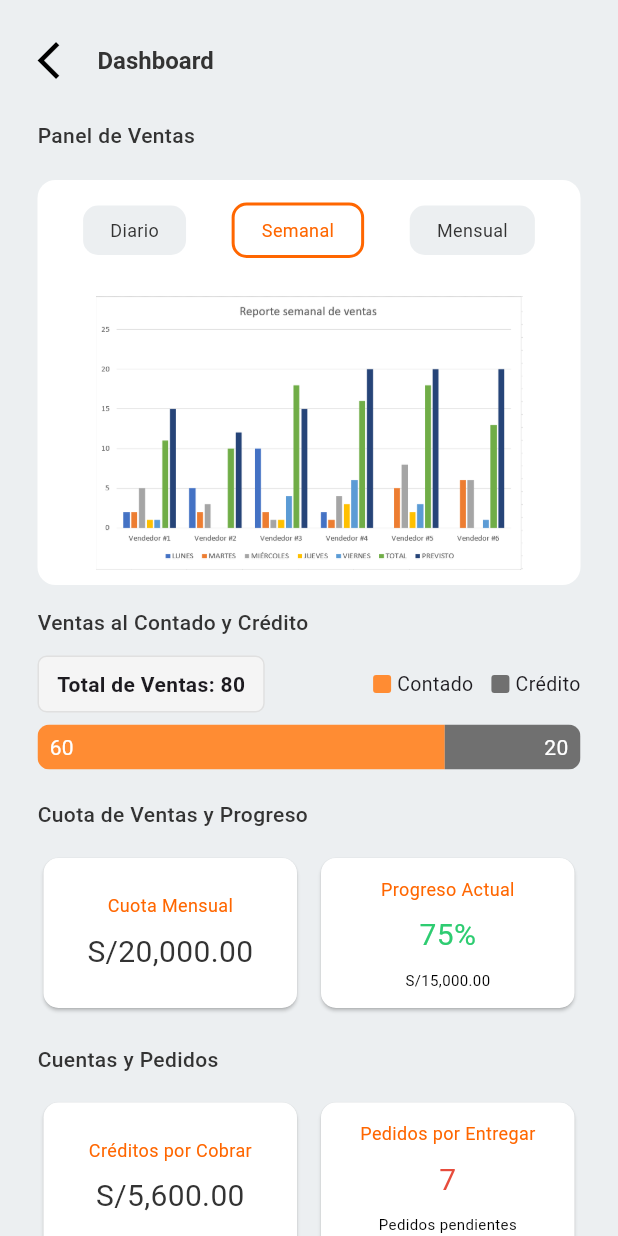
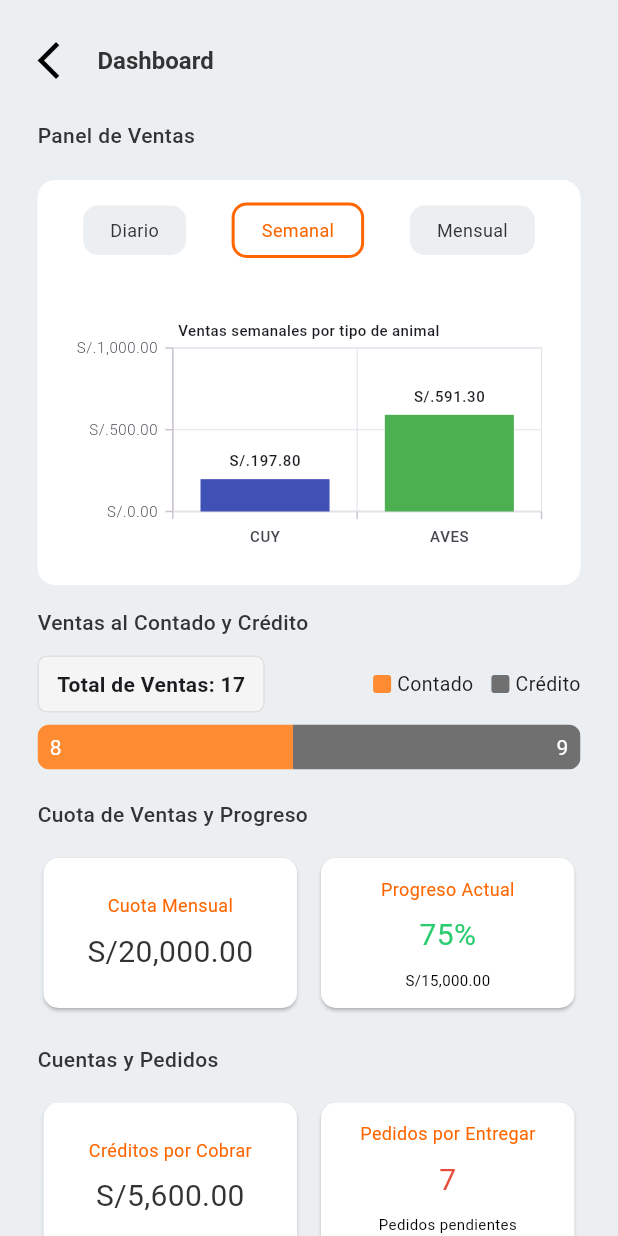
Before and after one commit to digitech-corp/SIGAB, a Flutter app: the DashboardScreen screen opened directly, after a tap on "Semanal", on a phone screen of 412 x 824 dp. Run offline on Flutter 3.47's test engine with Material 3 defaults, Android fonts, the phone set to English and light mode, and no system bars; our stand-ins replace geocoding, google_maps_flutter, image_picker, shared_preferences, syncfusion_flutter_charts; missing offline and left inert: dart:ffi; accounts and stored records are empty; Roboto replaces fonts that are missing (Montserrat); statements that could not run were skipped.

Commit message:
Implementación de gráficos para pedidos semanales y pedidos mensuales, desarrollo de cartas con total de pedidos y créditos pendientes

```diff
--- a/lib/main.dart
+++ b/lib/main.dart
@@ -8,7 +8,6 @@ import 'package:balanced_foods/providers/products_provider.dart';
 import 'package:balanced_foods/providers/provinces_provider.dart';
 import 'package:balanced_foods/providers/users_provider.dart';
 import 'package:balanced_foods/screens/front_page_screen.dart';
-import 'package:balanced_foods/screens/modulo_dashboard/chart_daily.dart';
 import 'package:flutter/material.dart';
 import 'package:provider/provider.dart';
 
--- a/lib/providers/orders_provider.dart
+++ b/lib/providers/orders_provider.dart
@@ -20,7 +20,6 @@ class OrdersProvider extends ChangeNotifier{
       if (useLocalData) {
         final data = await loadJsonFromAssets('assets/datos/orders.json');
         orders = List<Order>.from(data['orders'].map((order) => Order.fromJSON(order)));
-        print("Cantidad de pedidos: ${orders.length}");
       } else {
         final url = Uri.parse('http://10.0.2.2:12346/orders');
         final response = await http.get(url);
--- a/lib/screens/modulo_cobranzas/collection_screen.dart
+++ b/lib/screens/modulo_cobranzas/collection_screen.dart
@@ -104,7 +104,6 @@ class _CreditosCardState extends State<CreditosCard> {
     final ordersProvider = Provider.of<OrdersProvider>(context);
     final orders = ordersProvider.orders;
     final filteredOrders = orders.where((o) => o.paymentState == 'Pendiente').toList();
-    print("Cantidad de pedidos:${filteredOrders.length}");
     final DateTime today = DateTime.now();
 
     // Filtra los pedidos por estado de vencimiento
--- a/lib/screens/modulo_dashboard/chart_daily.dart
+++ b/lib/screens/modulo_dashboard/chart_daily.dart
@@ -1,37 +1,27 @@
+import 'package:balanced_foods/models/order.dart';
+import 'package:balanced_foods/models/product.dart';
 import 'package:flutter/material.dart';
 import 'package:syncfusion_flutter_charts/charts.dart';
 
 class SalesDonutChart extends StatelessWidget {
-  final List<SalesData> data = [
-    SalesData('Bikes', 94.6205, const Color.fromARGB(255, 93, 13, 158)),
-    SalesData('Components', 11.7991, const Color.fromARGB(255, 253, 106, 155)),
-    SalesData('Clothing', 2.1176, const Color.fromARGB(255, 135, 153, 255)),
-  ];
+  final List<SalesData> data;
+
+  const SalesDonutChart({super.key, required this.data});
 
   @override
   Widget build(BuildContext context) {
-    double total = data.fold(0, (sum, item) => sum + item.sales);
-
-    return Scaffold(
-      backgroundColor: Colors.white,
-      body: Center(
-        child: SfCircularChart(
-          margin: EdgeInsets.zero,
-          legend: Legend(isVisible: false),
+    double total = data.fold(0, (sum, item) => sum + item.totalSales);
+    return SfCircularChart(
       annotations: [
         CircularChartAnnotation(
           widget: Column(
             mainAxisSize: MainAxisSize.min,
             children: [
               Text(
-                    '\$${total.toStringAsFixed(2)}M',
-                    style: TextStyle(
-                      fontSize: 20,
-                      fontWeight: FontWeight.bold,
-                      color: Colors.indigo,
+                'S/.${total.toStringAsFixed(2)}',
+                style: const TextStyle(fontSize: 16, fontWeight: FontWeight.w500, color: Colors.indigo),
               ),
-                  ),
-                  Text('Total Sales', style: TextStyle(fontSize: 14)),
+              const Text('Total Ventas', style: TextStyle(fontFamily: 'Montserrat', fontSize: 12)),
             ],
           ),
         )
@@ -39,39 +29,64 @@ class SalesDonutChart extends StatelessWidget {
       series: <CircularSeries>[
         DoughnutSeries<SalesData, String>(
           dataSource: data,
-              xValueMapper: (SalesData d, _) => d.category,
-              yValueMapper: (SalesData d, _) => d.sales,
+          xValueMapper: (SalesData d, _) => d.animalType,
+          yValueMapper: (SalesData d, _) => d.totalSales,
           pointColorMapper: (SalesData d, _) => d.color,
           dataLabelMapper: (SalesData d, _) =>
-                  '${d.category}\n\$${d.sales.toStringAsFixed(4)}M',
-              dataLabelSettings: DataLabelSettings(
+              '${d.animalType}\n\S/.${d.totalSales.toStringAsFixed(2)}',
+          dataLabelSettings: const DataLabelSettings(
             isVisible: true,
-                textStyle: TextStyle(
-                  fontFamily: 'Montserrat',
-                  fontWeight: FontWeight.bold,
-                  fontSize: 12,
-                  color: Colors.black,
-                ),
             labelPosition: ChartDataLabelPosition.outside,
-                connectorLineSettings: ConnectorLineSettings(
-                  type: ConnectorType.curve,
-                  length: '10%',
-                ),
+            connectorLineSettings: ConnectorLineSettings(type: ConnectorType.curve, length: '10%'),
+            textStyle: TextStyle(fontFamily: 'Montserrat', fontWeight: FontWeight.w500, fontSize: 10),
           ),
           radius: '80%',
-              innerRadius: '80%',
+          innerRadius: '75%',
         ),
       ],
-        ),
-      ),
     );
   }
 }
 
+List<SalesData> buildSalesDataByAnimalType(List<Order> orders, List<Product> products) {
+  Map<String, double> salesByAnimalType = {};
+
+  for (var order in orders) {
+    for (var detail in order.details) {
+      final product = products.firstWhere((p) => p.idProduct == detail.idProducto, orElse: () => Product(idProduct: 0, productName: '', animalType: 'Desconocido', productType: '', price: 0, state: false));
+      final animalType = product.animalType;
+
+      salesByAnimalType.update(
+        animalType,
+        (existing) => existing + detail.partialPrice,
+        ifAbsent: () => detail.partialPrice,
+      );
+    }
+  }
+
+  // Asignar colores únicos por tipo (puedes personalizar más)
+  final List<Color> colors = [
+    Colors.green,
+    Colors.orange,
+    Colors.pink,
+    Colors.teal,
+    Colors.blueGrey,
+    Colors.indigo,
+  ];
+
+  int colorIndex = 0;
+
+  return salesByAnimalType.entries.map((entry) {
+    final color = colors[colorIndex % colors.length];
+    colorIndex++;
+    return SalesData(entry.key, entry.value, color);
+  }).toList();
+}
+
 class SalesData {
-  final String category;
-  final double sales;
+  final String animalType;
+  final double totalSales;
   final Color color;
 
-  SalesData(this.category, this.sales, this.color);
+  SalesData(this.animalType, this.totalSales, this.color);
 }
--- /dev/null
+++ b/lib/screens/modulo_dashboard/chart_mounthly.dart
@@ -0,0 +1,116 @@
+import 'package:balanced_foods/models/order.dart';
+import 'package:balanced_foods/models/product.dart';
+import 'package:flutter/material.dart';
+import 'package:syncfusion_flutter_charts/charts.dart';
+import 'package:intl/intl.dart';
+import 'package:intl/date_symbol_data_local.dart';
+
+class MonthlySalesData {
+  final String month;
+  final double total;
+
+  MonthlySalesData(this.month, this.total);
+}
+
+class MonthlyLineChart extends StatelessWidget {
+  final Map<String, List<MonthlySalesData>> dataByAnimalType;
+
+  const MonthlyLineChart({super.key, required this.dataByAnimalType});
+
+  @override
+  Widget build(BuildContext context) {
+    return SfCartesianChart(
+      title: ChartTitle(
+        text: 'Ventas mensuales por tipo de animal',
+        textStyle: const TextStyle(
+          fontFamily: 'Montserrat',
+          fontWeight: FontWeight.w500,
+          fontSize: 10,
+        ),
+      ),
+      primaryXAxis: CategoryAxis(
+        labelStyle: const TextStyle(
+          fontFamily: 'Montserrat',
+          fontWeight: FontWeight.w500,
+          fontSize: 10,
+        ),
+      ),
+      primaryYAxis: NumericAxis(
+        numberFormat: NumberFormat.currency(symbol: 'S/.', decimalDigits: 2),
+        labelStyle: const TextStyle(
+          fontFamily: 'Montserrat',
+          fontWeight: FontWeight.w300,
+          fontSize: 10,
+        ),
+      ),
+      tooltipBehavior: TooltipBehavior(enable: true),
+      legend: Legend(
+        isVisible: true,
+        position: LegendPosition.bottom,
+        orientation: LegendItemOrientation.horizontal,
+        overflowMode: LegendItemOverflowMode.wrap,
+        textStyle: TextStyle(
+          fontFamily: 'Montserrat',
+          fontWeight: FontWeight.w300,
+          fontSize: 9,
+        )
+      ),
+      series: dataByAnimalType.entries.map((entry) {
+        return LineSeries<MonthlySalesData, String>(
+          name: entry.key,
+          dataSource: entry.value,
+          xValueMapper: (MonthlySalesData sales, _) => sales.month,
+          yValueMapper: (MonthlySalesData sales, _) => sales.total,
+          dataLabelSettings: const DataLabelSettings(
+            isVisible: true,
+            textStyle: TextStyle(
+              fontFamily: 'Montserrat',
+              fontWeight: FontWeight.w500,
+              fontSize: 10,
+            )
+          ),
+        );
+      }).toList(),
+    );
+  }
+}
+
+Future<Map<String, List<MonthlySalesData>>> buildSalesDataByAnimalTypeMonthly(
+    List<Order> orders, List<Product> products) async {
+  final now = DateTime.now();
+  await initializeDateFormatting('es', null);
+
+  final Map<String, Map<int, double>> grouped = {};
+
+  for (var order in orders) {
+    if (order.dateCreated == null) continue;
+    final month = order.dateCreated!.month;
+
+    for (var detail in order.details) {
+      final product = products.firstWhere((p) => p.idProduct == detail.idProducto, orElse: () => null!);
+      if (product == null) continue;
+      final animalType = product.animalType; // Ajusta según tu modelo
+
+      grouped.putIfAbsent(animalType, () => {});
+      grouped[animalType]!.update(
+        month,
+        (existing) => existing + detail.partialPrice,
+        ifAbsent: () => detail.partialPrice,
+      );
+    }
+  }
+
+  // Arma los datos por animalType
+  final Map<String, List<MonthlySalesData>> chartData = {};
+  for (var entry in grouped.entries) {
+    final animalType = entry.key;
+    final salesByMonth = entry.value;
+    chartData[animalType] = [];
+    for (int i = 1; i <= now.month; i++) {
+      final total = salesByMonth[i] ?? 0;
+      final monthName = DateFormat.MMM('es').format(DateTime(now.year, i));
+      chartData[animalType]!.add(MonthlySalesData(monthName, total));
+    }
+  }
+  return chartData;
+}
--- /dev/null
+++ b/lib/screens/modulo_dashboard/chart_weakly.dart
@@ -0,0 +1,107 @@
+import 'package:balanced_foods/models/order.dart';
+import 'package:balanced_foods/models/product.dart';
+import 'package:flutter/material.dart';
+import 'package:intl/intl.dart';
+import 'package:syncfusion_flutter_charts/charts.dart';
+
+class SalesData {
+  final String animalType;
+  final double totalSales;
+  final Color color;
+
+  SalesData(this.animalType, this.totalSales, this.color);
+}
+
+class WeeklyBarChart extends StatelessWidget {
+  final List<SalesData> data;
+
+  const WeeklyBarChart({super.key, required this.data});
+
+  @override
+  Widget build(BuildContext context) {
+    return SfCartesianChart(
+      title: ChartTitle(
+        text: 'Ventas semanales por tipo de animal',
+        textStyle: const TextStyle(
+          fontFamily: 'Montserrat',
+          fontWeight: FontWeight.w500,
+          fontSize: 10,
+        ),
+      ),
+      primaryXAxis: CategoryAxis(
+        labelStyle: const TextStyle(
+          fontFamily: 'Montserrat',
+          fontWeight: FontWeight.w500,
+          fontSize: 10,
+        ),
+      ),
+      primaryYAxis: NumericAxis(
+        numberFormat: NumberFormat.currency(symbol: 'S/.', decimalDigits: 2),
+        labelStyle: const TextStyle(
+          fontFamily: 'Montserrat',
+          fontWeight: FontWeight.w300,
+          fontSize: 10,
+        ),
+      ),
+      tooltipBehavior: TooltipBehavior(enable: true),
+      series: <CartesianSeries<SalesData, String>>[
+        ColumnSeries<SalesData, String>(
+          dataSource: data,
+          xValueMapper: (SalesData d, _) => d.animalType,
+          yValueMapper: (SalesData d, _) => d.totalSales,
+          pointColorMapper: (SalesData d, _) => d.color,
+          dataLabelSettings: const DataLabelSettings(
+            isVisible: true,
+            textStyle: TextStyle(
+              fontFamily: 'Montserrat',
+              fontWeight: FontWeight.w500,
+              fontSize: 10,
+            ),
+          ),
+        )
+      ],
+    );
+  }
+}
+
+List<SalesData> buildSalesDataByAnimalTypeWeekly(List<Order> orders, List<Product> products) {
+  final Map<String, double> salesByAnimalType = {};
+
+  for (var order in orders) {
+    for (var detail in order.details) {
+      final product = products.firstWhere(
+        (p) => p.idProduct == detail.idProducto,
+        orElse: () => Product(
+            idProduct: 0,
+            productName: '',
+            animalType: 'Desconocido',
+            productType: '',
+            price: 0,
+            state: false),
+      );
+      final animalType = product.animalType;
+
+      salesByAnimalType.update(
+        animalType,
+        (existing) => existing + detail.partialPrice,
+        ifAbsent: () => detail.partialPrice,
+      );
+    }
+  }
+
+  final colors = [
+    Colors.indigo,
+    Colors.green,
+    Colors.orange,
+    Colors.pink,
+    Colors.teal,
+    Colors.blueGrey,
+  ];
+  int colorIndex = 0;
+
+  return salesByAnimalType.entries.map((entry) {
+    final color = colors[colorIndex % colors.length];
+    colorIndex++;
+    return SalesData(entry.key, entry.value, color);
+  }).toList();
+}
--- a/lib/screens/modulo_dashboard/dashboard_screen.dart
+++ b/lib/screens/modulo_dashboard/dashboard_screen.dart
@@ -1,7 +1,13 @@
+import 'package:balanced_foods/models/order.dart';
+import 'package:balanced_foods/providers/orders_provider.dart';
+import 'package:balanced_foods/providers/products_provider.dart';
 import 'package:balanced_foods/screens/modulo_dashboard/chart_daily.dart';
+import 'package:balanced_foods/screens/modulo_dashboard/chart_mounthly.dart';
+import 'package:balanced_foods/screens/modulo_dashboard/chart_weakly.dart';
 import 'package:balanced_foods/screens/modulo_dashboard/paymentMethodG.raphic.dart';
 import 'package:flutter/material.dart';
 import 'package:balanced_foods/screens/sales_module_screen.dart';
+import 'package:provider/provider.dart';
 
 class DashboardScreen extends StatefulWidget {
   const DashboardScreen({super.key});
@@ -11,8 +17,32 @@ class DashboardScreen extends StatefulWidget {
 }
 
 class _DashboardScreenState extends State<DashboardScreen> {
+
+  @override
+  void initState() {
+    super.initState();
+    Future.microtask(() async{
+      final ordersProvider = Provider.of<OrdersProvider>(context, listen: false);
+      await ordersProvider.fetchOrders();
+      final productsProvider = Provider.of<ProductsProvider>(context, listen: false);
+      await productsProvider.fetchProducts();
+    });
+  }
+
   @override
   Widget build(BuildContext context) {
+    final orders = Provider.of<OrdersProvider>(context).orders;
+
+    final ordersContado = orders.where((order){
+      return order.paymentMethod == "Contado";
+    }).toList();
+    final ordersCredito = orders.where((order){
+      return order.paymentMethod == "Crédito";
+    }).toList();
+    final deliveryPendiente = orders.where((order) {
+      return order.state == "Pendiente";
+    }).toList();
+
     return Scaffold(
       backgroundColor: const Color(0xFFECEFF1),
       appBar: PreferredSize(
@@ -76,7 +106,7 @@ class _DashboardScreenState extends State<DashboardScreen> {
               const SizedBox(height: 20),
               const VentasTotalesCard(),
               const SizedBox(height: 15),
-              BarraDivididaConTooltip(contado: 60, credito: 20),
+              BarraDivididaConTooltip(contado: ordersContado.length, credito: ordersCredito.length),
               const SizedBox(height: 20),
               const Text(
                 'Cuota de Ventas y Progreso',
@@ -113,7 +143,7 @@ class _DashboardScreenState extends State<DashboardScreen> {
                 children: [
                   Expanded(child: _cuotaCuentaCard('Créditos por Cobrar', 'S/5,600.00')),
                   const SizedBox(width: 8),
-                  Expanded(child: _pedidoCard('Pedidos por Entregar', '7', 'Pedidos pendientes')),
+                  Expanded(child: _pedidoCard('Pedidos por Entregar', '${deliveryPendiente.length}', 'Pedidos pendientes')),
                 ],
               ),
 
@@ -326,36 +356,79 @@ class _VentasTotalesCardState extends State<VentasTotalesCard> {
   }
 }
 
-class DashboardDaily extends StatefulWidget {
+class DashboardDaily extends StatelessWidget {
   const DashboardDaily({super.key});
 
   @override
-  State<DashboardDaily> createState() => _DashboardDailyState();
-}
+  Widget build(BuildContext context) {
+    final ordersProvider = Provider.of<OrdersProvider>(context);
+    final productsProvider = Provider.of<ProductsProvider>(context);
 
-class _DashboardDailyState extends State<DashboardDaily> {
-  @override
-  Widget build(BuildContext context) {
-    return Container(
-      child: SalesDonutChart(),
+    final orders = ordersProvider.orders;
+    final products = productsProvider.products;
+
+    final isLoading = orders.isEmpty || products.isEmpty;
+
+    if (isLoading) {
+      return const Center(child: CircularProgressIndicator());
+    }
+
+    List<Order> filterOrdersByToday(List<Order> orders) {
+      final today = DateTime.now();
+      return orders.where((order) {
+        final created = order.dateCreated;
+        if (created == null) return false;
+        return created.year == today.year &&
+            created.month == today.month &&
+            created.day == today.day;
+      }).toList();
+    }
+
+    final todayOrders = filterOrdersByToday(orders);
+    final salesData = buildSalesDataByAnimalType(todayOrders, products);
+
+    return Padding(
+      padding: const EdgeInsets.all(16.0),
+      child: SalesDonutChart(data: salesData),
     );
   }
 }
 
-class DashboardWeekly extends StatefulWidget {
+class DashboardWeekly extends StatelessWidget {
   const DashboardWeekly({super.key});
 
   @override
-  State<DashboardWeekly> createState() => _DashboardWeeklyState();
-}
+  Widget build(BuildContext context) {
+    final ordersProvider = Provider.of<OrdersProvider>(context);
+    final productsProvider = Provider.of<ProductsProvider>(context);
 
-class _DashboardWeeklyState extends State<DashboardWeekly> {
-  @override
-  Widget build(BuildContext context) {
-    return Container(
-      alignment: Alignment.center,
-      margin: EdgeInsets.all(10),
-      child: Image.asset('assets/images/dashboard_weekly.png', fit: BoxFit.cover),
+    final orders = ordersProvider.orders;
+    final products = productsProvider.products;
+
+    final isLoading = orders.isEmpty || products.isEmpty;
+
+    if (isLoading) {
+      return const Center(child: CircularProgressIndicator());
+    }
+
+    List<Order> filterOrdersByLast7Days(List<Order> orders) {
+      final now = DateTime.now();
+      final sevenDaysAgo = now.subtract(const Duration(days: 6));
+
+      return orders.where((order) {
+        final d = order.dateCreated;
+        if (d == null) return false;
+        return d.isAfter(sevenDaysAgo.subtract(const Duration(seconds: 1))) &&
+              d.isBefore(now.add(const Duration(days: 1)));
+      }).toList();
+    }
+
+    final weekOrders = filterOrdersByLast7Days(orders);
+    final salesData = buildSalesDataByAnimalTypeWeekly(weekOrders, products);
+
+    return Padding(
+      padding: const EdgeInsets.all(16.0),
+      child: WeeklyBarChart(data: salesData),
     );
   }
 }
@@ -370,10 +443,51 @@ class DashboardMonthly extends StatefulWidget {
 class _DashboardMonthlyState extends State<DashboardMonthly> {
   @override
   Widget build(BuildContext context) {
-    return Container(
-      alignment: Alignment.center,
-      margin: EdgeInsets.all(10),
-      child: Image.asset('assets/images/dashboard_weekly.png', fit: BoxFit.cover),
+    final ordersProvider = Provider.of<OrdersProvider>(context);
+    final productsProvider = Provider.of<ProductsProvider>(context);
+
+    final orders = ordersProvider.orders;
+    final products = productsProvider.products;
+
+    final isLoading = orders.isEmpty || products.isEmpty;
+
+    if (isLoading) {
+      return const Center(child: CircularProgressIndicator());
+    }
+
+    // Filtrar órdenes desde enero hasta el mes actual
+    List<Order> filterOrdersByMonth(List<Order> orders) {
+      final now = DateTime.now();
+      final startOfYear = DateTime(now.year, 1, 1);
+
+      return orders.where((order) {
+        final d = order.dateCreated;
+        if (d == null) return false;
+        return d.isAfter(startOfYear.subtract(const Duration(seconds: 1))) &&
+            d.isBefore(now.add(const Duration(days: 1)));
+      }).toList();
+    }
+
+    // Aplicar el filtro y generar datos
+    final monthOrders = filterOrdersByMonth(orders);
+
+    // buildSalesDataByAnimalTypeMonthly ahora devuelve un Future<Map<String, List<MonthlySalesData>>>
+    return FutureBuilder<Map<String, List<MonthlySalesData>>>(
+      future: buildSalesDataByAnimalTypeMonthly(monthOrders, products),
+      builder: (context, snapshot) {
+        if (snapshot.connectionState == ConnectionState.waiting) {
+          return const Center(child: CircularProgressIndicator());
+        } else if (snapshot.hasError) {
+          return Center(child: Text('Error: ${snapshot.error}'));
+        } else if (!snapshot.hasData || snapshot.data!.isEmpty) {
+          return const Center(child: Text('No hay datos'));
+        }
+        // Mostrar el gráfico con los datos agrupados por animalType
+        return Padding(
+          padding: const EdgeInsets.all(16.0),
+          child: MonthlyLineChart(dataByAnimalType: snapshot.data!),
+        );
+      },
     );
   }
 }
--- a/lib/screens/modulo_dashboard/paymentMethodG.raphic.dart
+++ b/lib/screens/modulo_dashboard/paymentMethodG.raphic.dart
@@ -26,7 +26,6 @@ class _BarraDivididaConTooltipState extends State<BarraDivididaConTooltip> {
     if (renderBox == null) return;
 
     final offset = renderBox.localToGlobal(Offset.zero);
-    final size = renderBox.size;
     final screenWidth = MediaQuery.of(context).size.width;
 
     const double tooltipPadding = 0;
```
Also changed, not shown: assets/datos/orders.json (+10 -10 lines). Lines whose indentation alone changed are shown as unchanged.
